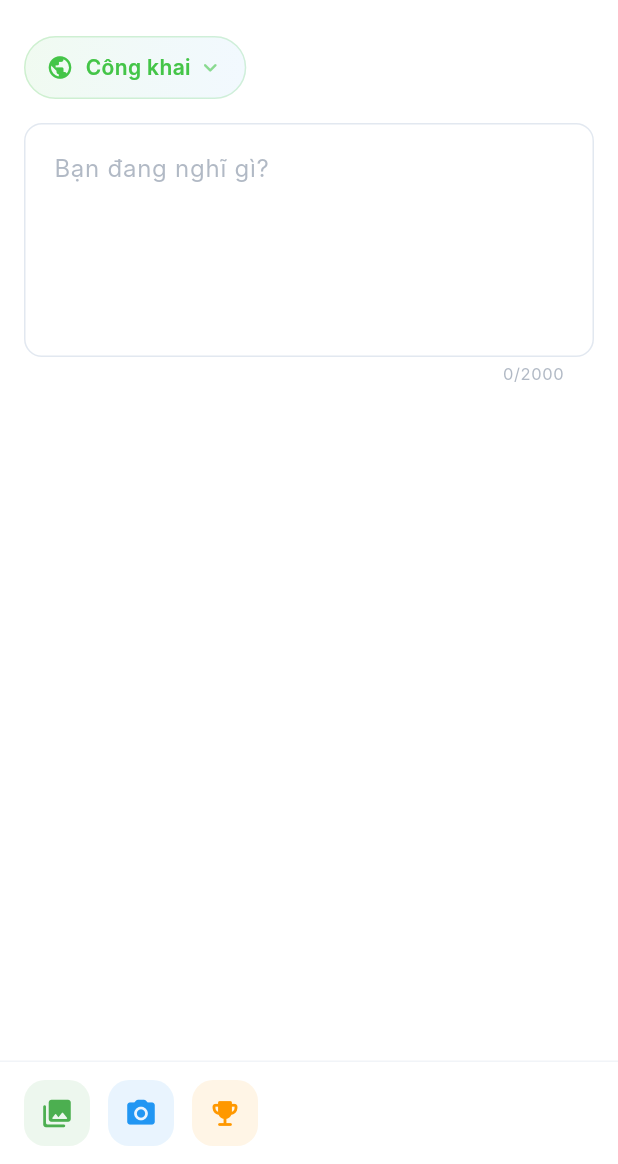
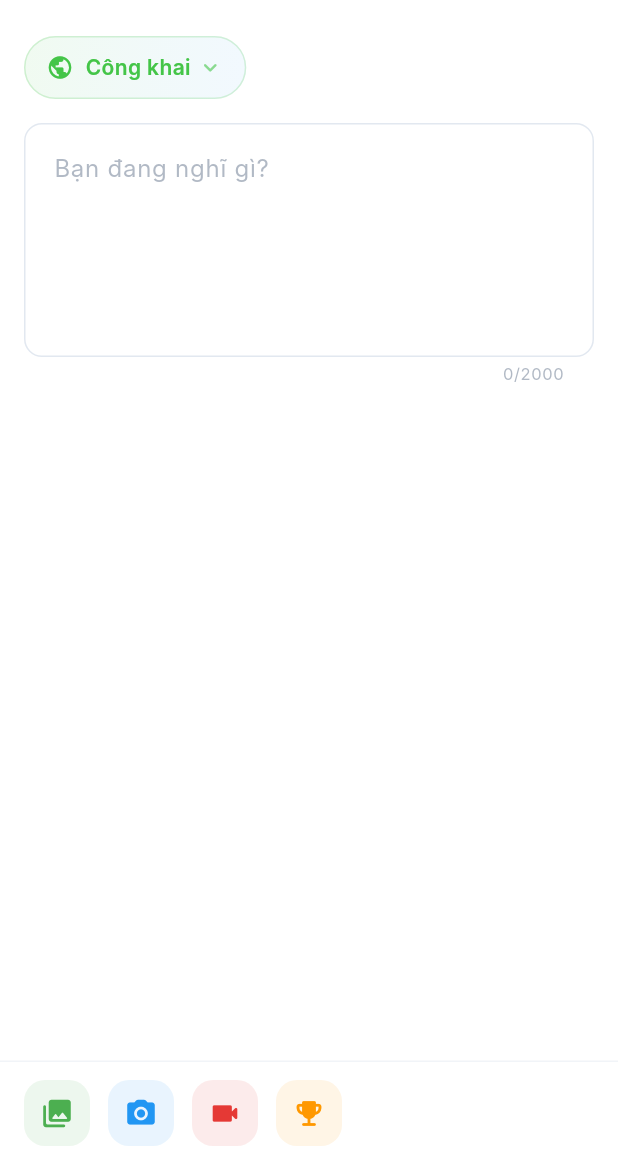
Before and after one commit to lamkhoi-dev/walking, a Flutter app: the CreatePostPage screen opened by its route, after a tap on the "photo library" icon, on a phone screen of 412 x 824 dp, the part 72-1236 px from its top. Run offline on Flutter 3.47's test engine with Material 3 defaults, Android fonts, the phone set to English and light mode, and no system bars; our stand-ins replace cached_network_image, dio, equatable, flutter_bloc, go_router, hive_flutter and 6 more; missing offline and left inert: flutter_foreground_task, mobile_scanner, pedometer_2; accounts and stored records are empty; Roboto replaces fonts that are missing (Inter).

Commit message:
fix(iOS): replace pickMultiImage with pickImage to fix iOS freeze
- pickMultiImage causes PHPicker freeze on iOS devices
- Changed to pickImage (single select) - stable on both iOS/Android
- Added _pickVideo() method + video toolbar button (red videocam icon)
- Added iOS permissions: NSPhotoLibraryAddUsageDescription, NSMicrophoneUsageDescription
- Updated NSPhotoLibraryUsageDescription to mention video

```diff
--- a/walktogether_app/lib/features/feed/presentation/pages/create_post_page.dart
+++ b/walktogether_app/lib/features/feed/presentation/pages/create_post_page.dart
@@ -74,24 +74,32 @@ class _CreatePostPageState extends State<CreatePostPage> {
   }
 
   Future<void> _pickImages() async {
-    if (_images.length >= 8) return;
-    final picked = await _picker.pickMultiImage(
+    if (_images.length >= 4) return;
+    final picked = await _picker.pickImage(
+      source: ImageSource.gallery,
       maxWidth: 1920,
       maxHeight: 1920,
       imageQuality: 85,
     );
-    if (picked.isNotEmpty) {
-      setState(() {
-        for (final xFile in picked) {
-          if (_images.length < 8) {
-            // Trim path to handle space in scaled filenames from image_picker
-            final file = File(xFile.path.trim());
-            if (file.existsSync()) {
-              _images.add(file);
-            }
-          }
-        }
-      });
+    if (picked != null) {
+      final file = File(picked.path.trim());
+      if (file.existsSync()) {
+        setState(() => _images.add(file));
+      }
+    }
+  }
+
+  Future<void> _pickVideo() async {
+    if (_images.length >= 4) return;
+    final picked = await _picker.pickVideo(
+      source: ImageSource.gallery,
+      maxDuration: const Duration(minutes: 3),
+    );
+    if (picked != null) {
+      final file = File(picked.path.trim());
+      if (file.existsSync()) {
+        setState(() => _images.add(file));
+      }
     }
   }
 
@@ -532,6 +540,13 @@ class _CreatePostPageState extends State<CreatePostPage> {
           ),
           const SizedBox(width: 12),
           _ToolbarIconButton(
+            icon: Icons.videocam_rounded,
+            color: const Color(0xFFE53935),
+            onTap: _images.length < 4 ? _pickVideo : null,
+            tooltip: 'Chọn video',
+          ),
+          const SizedBox(width: 12),
+          _ToolbarIconButton(
             icon: Icons.emoji_events_rounded,
             color: const Color(0xFFFF9800),
             onTap: () => _showAchievementPicker(),
```
Also changed, not shown: 2 other files.
